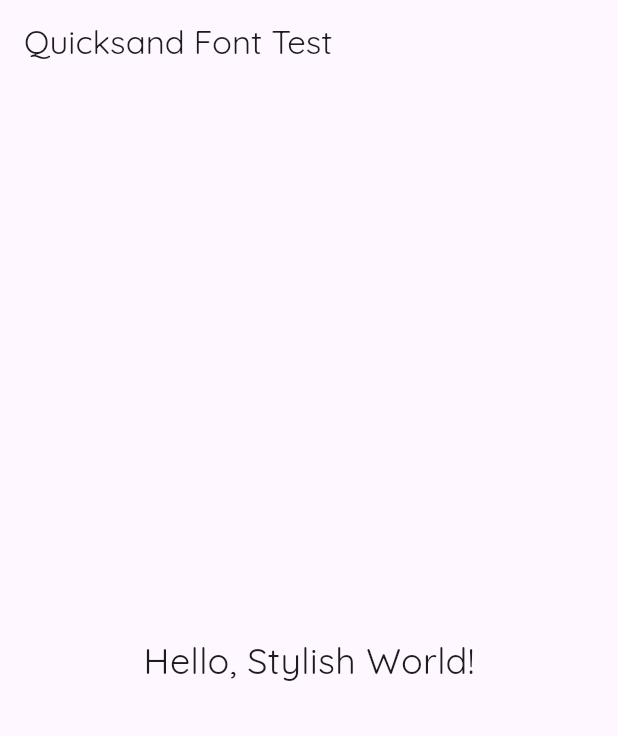
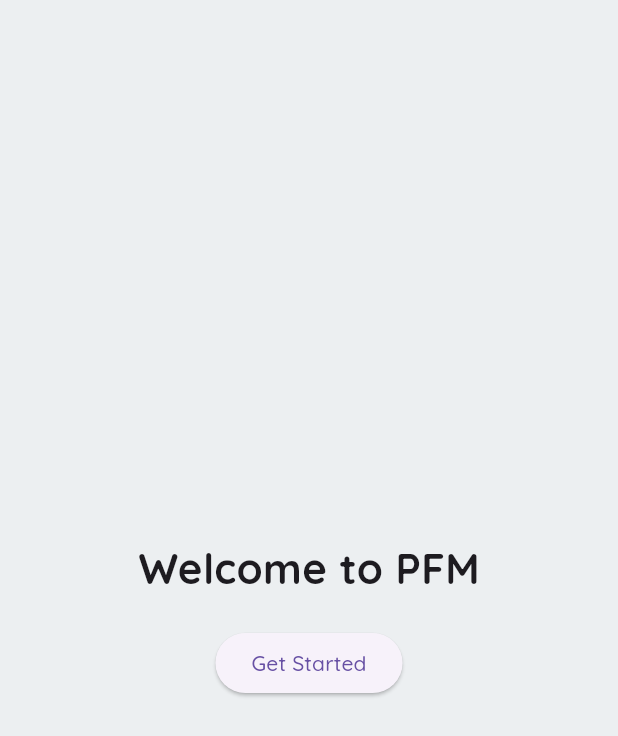
Before and after one commit to charan4112/personel_finance_manager, a Flutter app: the screen it shows after launch, on a phone screen of 412 x 824 dp. Shown: the top 736 px of the screen. Run offline on Flutter 3.47's test engine with Material 3 defaults, Android fonts, the light colour scheme and no system bars.

Commit message:
Step 1: Folder structure, welcome page, font setup

```diff
--- a/lib/main.dart
+++ b/lib/main.dart
@@ -1,4 +1,5 @@
 import 'package:flutter/material.dart';
+import 'pages/welcome_page.dart';
 
 void main() {
   runApp(const MyApp());
@@ -10,31 +11,12 @@
   @override
   Widget build(BuildContext context) {
     return MaterialApp(
-      title: 'Font Test',
+      title: 'Personal Finance Manager',
       theme: ThemeData(
-        fontFamily: 'Quicksand', // Apply your custom font
-        primarySwatch: Colors.blue,
+        fontFamily: 'Quicksand',
+        primarySwatch: Colors.blueGrey,
       ),
-      home: const HomePage(),
+      home: WelcomePage(),
     );
   }
 }
-
-class HomePage extends StatelessWidget {
-  const HomePage({super.key});
-
-  @override
-  Widget build(BuildContext context) {
-    return Scaffold(
-      appBar: AppBar(
-        title: const Text('Quicksand Font Test'),
-      ),
-      body: const Center(
-        child: Text(
-          'Hello, Stylish World!',
-          style: TextStyle(fontSize: 24),
-        ),
-      ),
-    );
-  }
-}
--- /dev/null
+++ b/lib/pages/welcome_page.dart
@@ -0,0 +1,25 @@
+import 'package:flutter/material.dart';
+
+class WelcomePage extends StatelessWidget {
+  @override
+  Widget build(BuildContext context) {
+    return Scaffold(
+      backgroundColor: Colors.blueGrey[50],
+      body: Center(
+        child: Column(
+          mainAxisAlignment: MainAxisAlignment.center,
+          children: [
+            Text('Welcome to PFM', style: TextStyle(fontSize: 28, fontWeight: FontWeight.bold)),
+            SizedBox(height: 20),
+            ElevatedButton(
+              child: Text("Get Started"),
+              onPressed: () {
+                // Next page navigation will be added later
+              },
+            )
+          ],
+        ),
+      ),
+    );
+  }
+}
```
